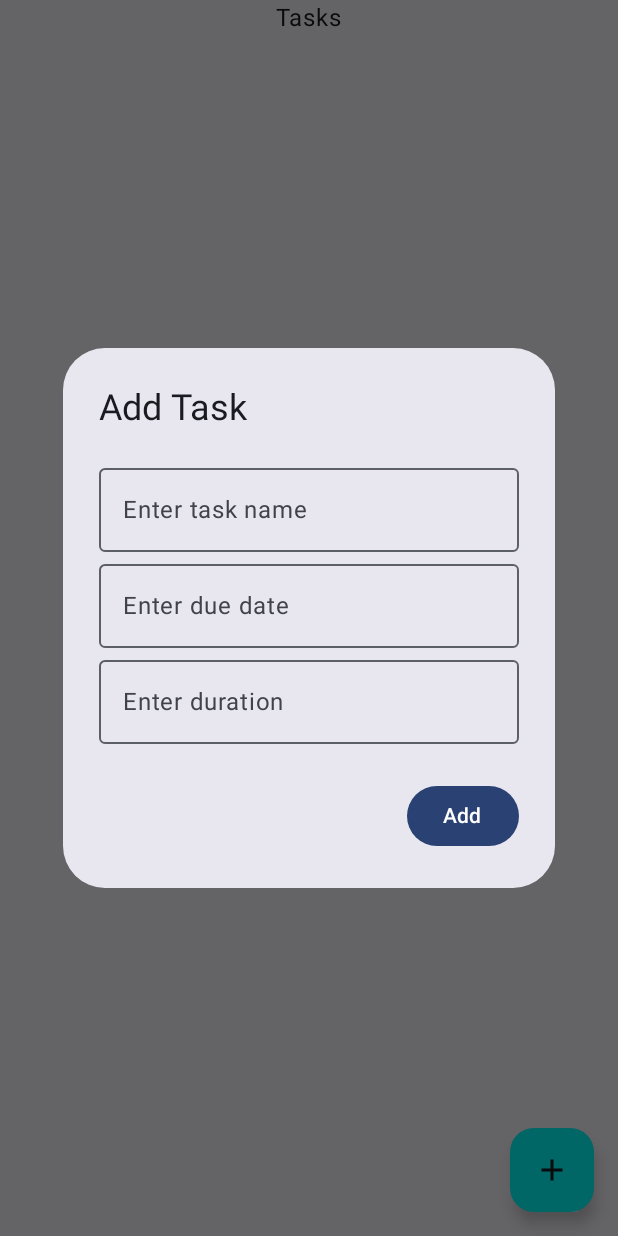
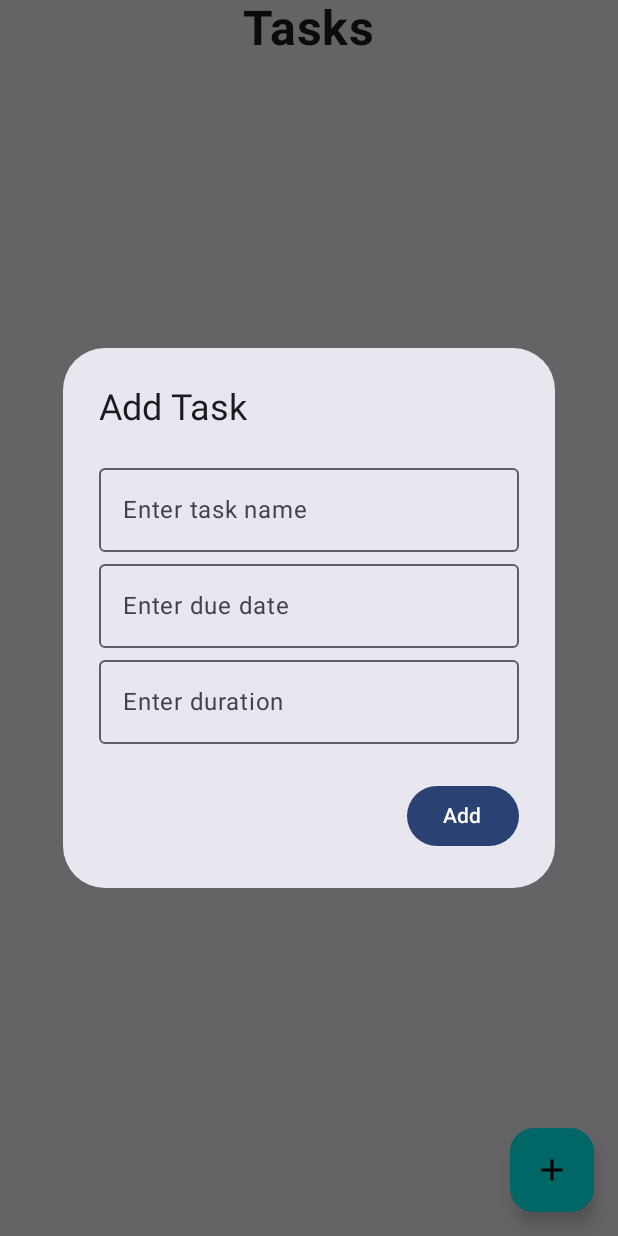
Before and after one commit to ShankhanilSaha/ToDo, an Android app built with Jetpack Compose: the screen it shows after launch (MainActivity), after a tap on "Add", on a phone screen of 412 x 824 dp. Run offline under Robolectric (Android 15) with nearby library versions, the phone set to English and light mode, and no system bars; our stand-ins replace Room's generated code; 1 statement that could not run was skipped.

Commit message:
UI improvements

```diff
--- a/app/src/main/java/com/shankhanilsaha/phonebook/composables/MainScreen.kt
+++ b/app/src/main/java/com/shankhanilsaha/phonebook/composables/MainScreen.kt
@@ -21,6 +21,8 @@ import androidx.compose.runtime.remember
 import androidx.compose.ui.Alignment
 import androidx.compose.ui.Modifier
 import androidx.compose.ui.graphics.Color
+import androidx.compose.ui.text.font.FontWeight
+import androidx.compose.ui.unit.sp
 import com.shankhanilsaha.phonebook.database.Tasks
 import com.shankhanilsaha.phonebook.viewModel.MainViewModel
 
@@ -28,7 +30,9 @@ import com.shankhanilsaha.phonebook.viewModel.MainViewModel
 fun MainScreen(modifier: Modifier, viewModel: MainViewModel) {
 
     Column(modifier = modifier.fillMaxSize(), horizontalAlignment = Alignment.CenterHorizontally) {
-        Text(text = "Tasks")
+        Text(text = "Tasks",
+            fontSize = 32.sp,
+            fontWeight = FontWeight.Bold)
         LazyColumn {
             items(viewModel.tasksState.value.taskList) {
                 Task(task = it, onClick = {
@@ -41,7 +45,9 @@ fun MainScreen(modifier: Modifier, viewModel: MainViewModel) {
                 FloatingActionButton(onClick = {
                     viewModel.addTaskList()
                 }, containerColor = Color.Cyan) {
-                    Icon(imageVector = Icons.Default.Add, contentDescription = "Add")
+                    Icon(imageVector = Icons.Default.Add,
+                        contentDescription = "Add",
+                        tint = Color.Black)
                 }
             },
             floatingActionButtonPosition = FabPosition.End
```
Also changed, not shown: app/src/main/java/com/shankhanilsaha/phonebook/composables/TaskCard.kt (+8 -7 lines).
